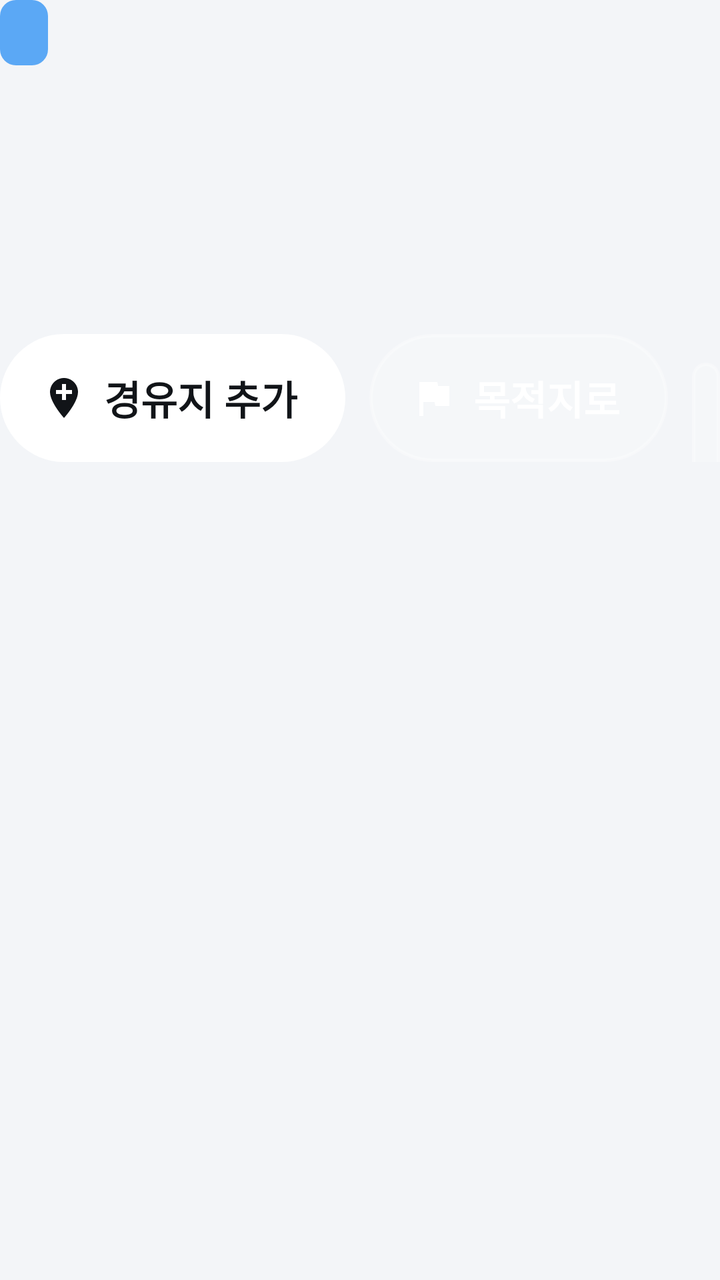
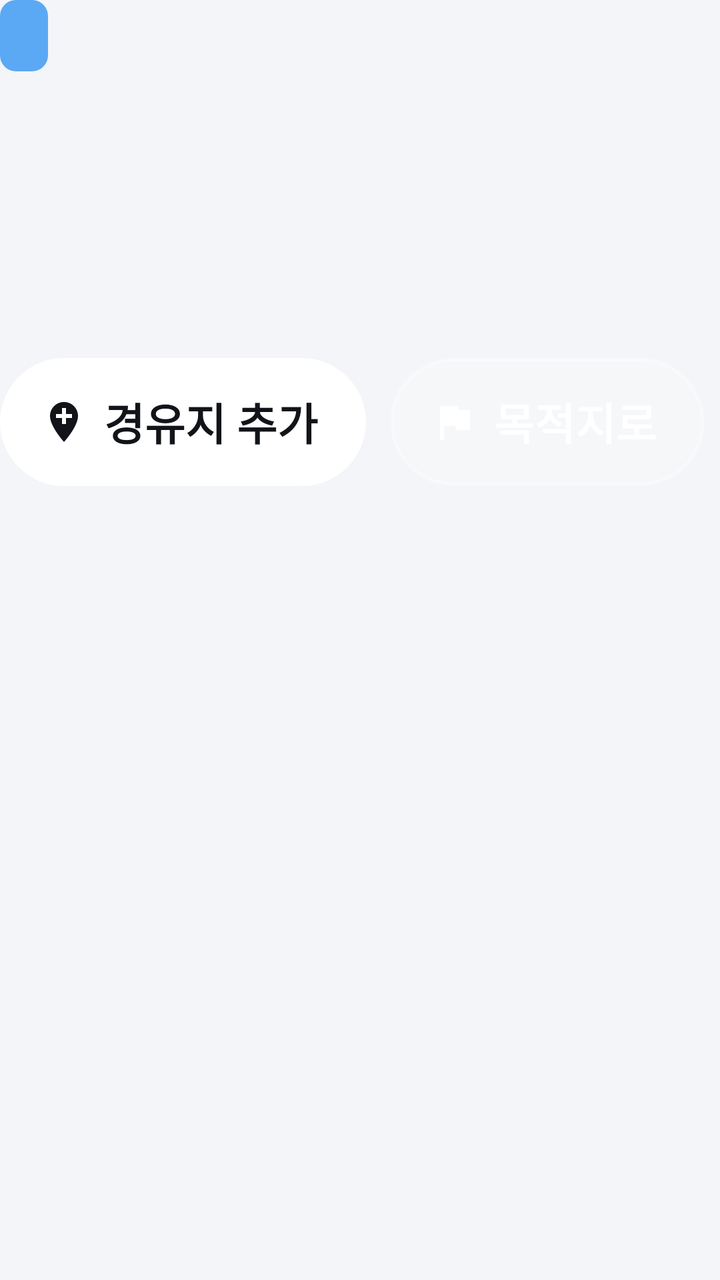

An Android layout rendered at two revisions. The XML below is the earlier revision; the diff shows what the commit changed to produce the second picture.
<!-- AndroidManifest.xml: application theme AppTheme -->
<!-- res/layout/detail_header.xml -->
<?xml version="1.0" encoding="utf-8"?>
<LinearLayout xmlns:android="http://schemas.android.com/apk/res/android"
    android:layout_width="match_parent"
    android:layout_height="wrap_content"
    android:orientation="vertical">

    <TextView
        android:id="@+id/badge"
        android:layout_width="wrap_content"
        android:layout_height="wrap_content"
        android:background="@drawable/badge_bg"
        android:paddingHorizontal="12dp"
        android:paddingVertical="5dp"
        android:textColor="#0B1220"
        android:textSize="17sp"
        android:textStyle="bold" />

    <TextView
        android:id="@+id/title"
        android:layout_width="match_parent"
        android:layout_height="wrap_content"
        android:layout_marginTop="12dp"
        android:ellipsize="end"
        android:maxLines="2"
        android:shadowColor="#99000000"
        android:shadowRadius="10"
        android:textColor="#FFFFFF"
        android:textSize="40sp"
        android:textStyle="bold" />

    <TextView
        android:id="@+id/subtitle"
        android:layout_width="match_parent"
        android:layout_height="wrap_content"
        android:layout_marginTop="4dp"
        android:ellipsize="end"
        android:maxLines="1"
        android:shadowColor="#99000000"
        android:shadowRadius="8"
        android:textColor="#E6FFFFFF"
        android:textSize="20sp" />

    <HorizontalScrollView
        android:layout_width="match_parent"
        android:layout_height="wrap_content"
        android:layout_marginTop="18dp"
        android:scrollbars="none">

        <LinearLayout
            android:id="@+id/chipContainer"
            android:layout_width="wrap_content"
            android:layout_height="wrap_content"
            android:orientation="horizontal" />
    </HorizontalScrollView>

    <LinearLayout
        android:layout_width="match_parent"
        android:layout_height="wrap_content"
        android:layout_marginTop="20dp"
        android:orientation="horizontal">

        <Button
            android:id="@+id/btnWaypoint"
            style="@style/PillButton.OnPhoto"
            android:layout_width="wrap_content"
            android:drawableStart="@drawable/ic_add_location"
            android:text="경유지 추가" />

        <Button
            android:id="@+id/btnDestination"
            style="@style/PillButton.OnPhotoGlass"
            android:layout_width="wrap_content"
            android:layout_marginStart="12dp"
            android:drawableStart="@drawable/ic_flag"
            android:text="목적지로" />

        <Button
            android:id="@+id/btnCall"
            style="@style/PillButton.OnPhotoGlass"
            android:layout_width="wrap_content"
            android:layout_marginStart="12dp"
            android:drawableStart="@drawable/ic_call"
            android:text="전화" />
    </LinearLayout>

    <include layout="@layout/detail_thumbs" />
</LinearLayout>
<!-- res/layout/detail_thumbs.xml (included above) -->
<?xml version="1.0" encoding="utf-8"?>
<HorizontalScrollView xmlns:android="http://schemas.android.com/apk/res/android"
    android:id="@+id/thumbScroll"
    android:layout_width="match_parent"
    android:layout_height="wrap_content"
    android:layout_marginTop="20dp"
    android:scrollbars="none"
    android:visibility="gone">

    <LinearLayout
        android:id="@+id/thumbContainer"
        android:layout_width="wrap_content"
        android:layout_height="wrap_content"
        android:orientation="horizontal" />
</HorizontalScrollView>
<!-- resources referenced by this layout -->
<resources>
  <!-- drawable badge_bg (drawable) -->
  <?xml version="1.0" encoding="utf-8"?>
  <shape xmlns:android="http://schemas.android.com/apk/res/android">
      <solid android:color="#5BA8F5" />
      <corners android:radius="8dp" />
  </shape>
  <!-- drawable ic_add_location (drawable) -->
  <?xml version="1.0" encoding="utf-8"?>
  <vector xmlns:android="http://schemas.android.com/apk/res/android"
      android:width="24dp"
      android:height="24dp"
      android:viewportWidth="24"
      android:viewportHeight="24">
      <path
          android:fillColor="@color/on_btn_primary"
          android:pathData="M12,2C8.14,2 5,5.14 5,9c0,5.25 7,13 7,13s7,-7.75 7,-13c0,-3.86 -3.14,-7 -7,-7zM16,10h-3v3h-2v-3H8V8h3V5h2v3h3v2z" />
  </vector>
  <!-- drawable ic_call (drawable) -->
  <?xml version="1.0" encoding="utf-8"?>
  <vector xmlns:android="http://schemas.android.com/apk/res/android"
      android:width="24dp"
      android:height="24dp"
      android:viewportWidth="24"
      android:viewportHeight="24">
      <path
          android:fillColor="@color/on_btn_secondary"
          android:pathData="M6.62,10.79c1.44,2.83 3.76,5.14 6.59,6.59l2.2,-2.2c0.27,-0.27 0.67,-0.36 1.02,-0.24 1.12,0.37 2.33,0.57 3.57,0.57 0.55,0 1,0.45 1,1V20c0,0.55 -0.45,1 -1,1 -9.39,0 -17,-7.61 -17,-17 0,-0.55 0.45,-1 1,-1h3.5c0.55,0 1,0.45 1,1 0,1.25 0.2,2.45 0.57,3.57 0.11,0.35 0.03,0.74 -0.25,1.02l-2.2,2.2z" />
  </vector>
  <!-- drawable ic_flag (drawable) -->
  <?xml version="1.0" encoding="utf-8"?>
  <vector xmlns:android="http://schemas.android.com/apk/res/android"
      android:width="24dp"
      android:height="24dp"
      android:viewportWidth="24"
      android:viewportHeight="24">
      <path
          android:fillColor="@color/on_btn_secondary"
          android:pathData="M14.4,6L14,4H5v17h2v-7h5.6l0.4,2h7V6z" />
  </vector>
  <style name="PillButton.OnPhoto">
          <item name="android:background">@drawable/photo_primary_btn_bg</item>
          <item name="android:textColor">#111418</item>
          <item name="android:drawableTint">#111418</item>
      </style>
  <style name="PillButton.OnPhotoGlass">
          <item name="android:background">@drawable/photo_secondary_btn_bg</item>
          <item name="android:textColor">#FFFFFF</item>
          <item name="android:drawableTint">#FFFFFF</item>
      </style>
  <style name="AppTheme" parent="@android:style/Theme.DeviceDefault.DayNight">
          <item name="android:windowActionBar">false</item>
          <item name="android:windowNoTitle">true</item>
          <item name="android:windowBackground">@color/bg</item>
          <item name="android:colorAccent">@color/accent</item>
      </style>
  <color name="on_btn_primary">#FFFFFF</color>
  <color name="on_btn_secondary">#111418</color>
  <!-- drawable photo_primary_btn_bg (drawable) -->
  <?xml version="1.0" encoding="utf-8"?>
  <selector xmlns:android="http://schemas.android.com/apk/res/android">
      <item android:state_pressed="true">
          <shape>
              <solid android:color="#D9DEE5" />
              <corners android:radius="32dp" />
          </shape>
      </item>
      <item>
          <shape>
              <solid android:color="#FFFFFF" />
              <corners android:radius="32dp" />
          </shape>
      </item>
  </selector>
  <!-- drawable photo_secondary_btn_bg (drawable) -->
  <?xml version="1.0" encoding="utf-8"?>
  <selector xmlns:android="http://schemas.android.com/apk/res/android">
      <item android:state_pressed="true">
          <shape>
              <solid android:color="#4DFFFFFF" />
              <stroke android:width="1.5dp" android:color="#80FFFFFF" />
              <corners android:radius="32dp" />
          </shape>
      </item>
      <item>
          <shape>
              <solid android:color="#26FFFFFF" />
              <stroke android:width="1.5dp" android:color="#4DFFFFFF" />
              <corners android:radius="32dp" />
          </shape>
      </item>
  </selector>
  <color name="bg">#F3F5F8</color>
  <color name="accent">#5BA8F5</color>
</resources>

<!-- the commit's change to res/layout/detail_header.xml (unified diff, before → after) -->
@@ -12,7 +12,7 @@
         android:paddingHorizontal="12dp"
         android:paddingVertical="5dp"
         android:textColor="#0B1220"
-        android:textSize="17sp"
+        android:textSize="19sp"
         android:textStyle="bold" />
 
     <TextView
@@ -25,7 +25,7 @@
         android:shadowColor="#99000000"
         android:shadowRadius="10"
         android:textColor="#FFFFFF"
-        android:textSize="40sp"
+        android:textSize="44sp"
         android:textStyle="bold" />
 
     <TextView
@@ -38,7 +38,7 @@
         android:shadowColor="#99000000"
         android:shadowRadius="8"
         android:textColor="#E6FFFFFF"
-        android:textSize="20sp" />
+        android:textSize="23sp" />
 
     <HorizontalScrollView
         android:layout_width="match_parent"
